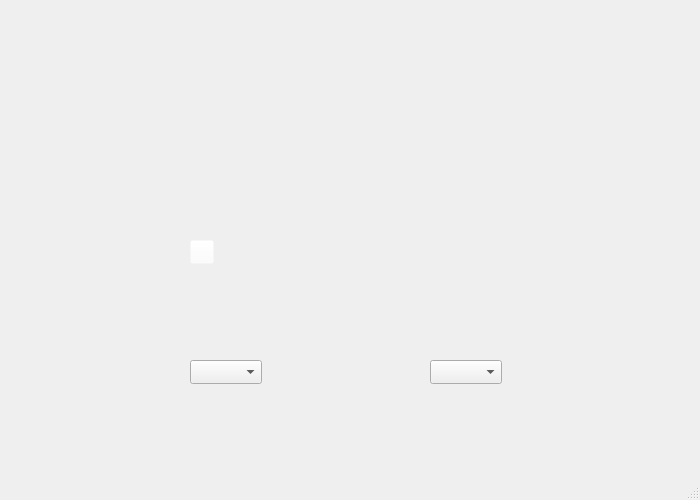
This is mainwindow.ui in libercoinx/schoolGuid as Qt 5 draws it before an edit. The edited form follows.
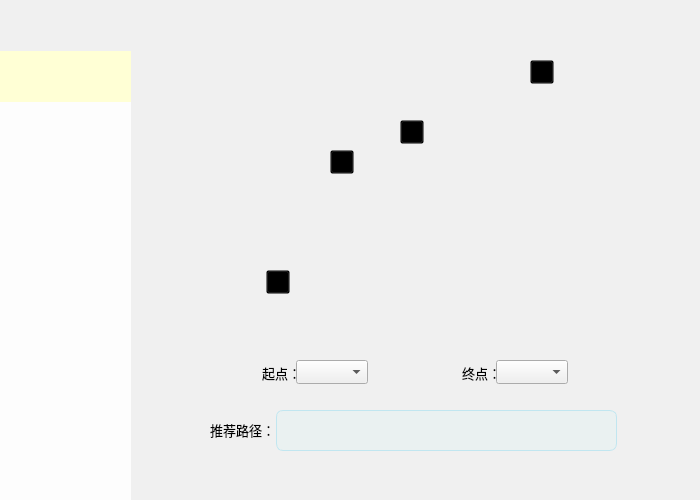
This is the edited form. Icons and pictures are not drawn.

What changed in the file:
```diff
--- a/mainwindow.ui
+++ b/mainwindow.ui
@@ -31,60 +31,318 @@
   <property name="windowTitle">
    <string>校园导览</string>
   </property>
+  <property name="styleSheet">
+   <string notr="true">background-color: rgb(240, 240, 240);</string>
+  </property>
   <widget class="QWidget" name="centralwidget">
-   <widget class="QLabel" name="map">
+   <widget class="QPushButton" name="homeButton">
     <property name="geometry">
      <rect>
-      <x>140</x>
-      <y>10</y>
-      <width>430</width>
-      <height>300</height>
+      <x>0</x>
+      <y>0</y>
+      <width>131</width>
+      <height>51</height>
      </rect>
     </property>
+    <property name="whatsThis">
+     <string>&lt;html&gt;&lt;head/&gt;&lt;body&gt;&lt;p&gt;&lt;img src=&quot;:/images/img/home.png&quot;/&gt;&lt;/p&gt;&lt;/body&gt;&lt;/html&gt;</string>
+    </property>
     <property name="styleSheet">
-     <string notr="true">image: url(:/images/img/map.png);</string>
+     <string notr="true">#homeButton{
+	border: none;
+	background-color: rgb(240, 240, 240);
+	image: url(:/images/img/home.png);
+	padding: 10px;
+}
+
+</string>
     </property>
     <property name="text">
      <string/>
     </property>
    </widget>
-   <widget class="QComboBox" name="combo_begin">
+   <widget class="QPushButton" name="setButton">
     <property name="geometry">
      <rect>
-      <x>190</x>
-      <y>360</y>
-      <width>72</width>
-      <height>24</height>
+      <x>0</x>
+      <y>51</y>
+      <width>131</width>
+      <height>51</height>
      </rect>
     </property>
+    <property name="styleSheet">
+     <string notr="true">border: none;
+background-color: rgb(255, 255, 213);
+image: url(:/images/img/set.png);
+padding: 10px;</string>
+    </property>
+    <property name="text">
+     <string/>
+    </property>
    </widget>
-   <widget class="QComboBox" name="combo_end">
+   <widget class="QWidget" name="widget_home" native="true">
     <property name="geometry">
      <rect>
-      <x>430</x>
-      <y>360</y>
-      <width>72</width>
-      <height>24</height>
+      <x>130</x>
+      <y>0</y>
+      <width>571</width>
+      <height>481</height>
      </rect>
     </property>
+    <property name="styleSheet">
+     <string notr="true"/>
+    </property>
+    <widget class="QLabel" name="text_2">
+     <property name="geometry">
+      <rect>
+       <x>332</x>
+       <y>365</y>
+       <width>41</width>
+       <height>16</height>
+      </rect>
+     </property>
+     <property name="font">
+      <font>
+       <pointsize>10</pointsize>
+      </font>
+     </property>
+     <property name="text">
+      <string>终点：</string>
+     </property>
+    </widget>
+    <widget class="QLabel" name="pathText">
+     <property name="geometry">
+      <rect>
+       <x>146</x>
+       <y>410</y>
+       <width>341</width>
+       <height>41</height>
+      </rect>
+     </property>
+     <property name="font">
+      <font>
+       <pointsize>10</pointsize>
+      </font>
+     </property>
+     <property name="styleSheet">
+      <string notr="true">#pathText{
+	background-color: rgba(221, 245, 245, 0.3);
+	border-style: solid;
+	border-radius: 7px;
+	border-width: 1px;
+	border-color: rgb(193, 230, 240);
+}</string>
+     </property>
+     <property name="text">
+      <string/>
+     </property>
+    </widget>
+    <widget class="QPushButton" name="site_4">
+     <property name="geometry">
+      <rect>
+       <x>120</x>
+       <y>140</y>
+       <width>24</width>
+       <height>24</height>
+      </rect>
+     </property>
+     <property name="cursor">
+      <cursorShape>PointingHandCursor</cursorShape>
+     </property>
+     <property name="styleSheet">
+      <string notr="true">image: url(:/images/img/position.png);
+background-color: transparent;</string>
+     </property>
+     <property name="text">
+      <string/>
+     </property>
+    </widget>
+    <widget class="QPushButton" name="map">
+     <property name="geometry">
+      <rect>
+       <x>76</x>
+       <y>30</y>
+       <width>430</width>
+       <height>294</height>
+      </rect>
+     </property>
+     <property name="styleSheet">
+      <string notr="true">image: url(:/images/img/map.png);
+border: none;</string>
+     </property>
+     <property name="text">
+      <string/>
+     </property>
+    </widget>
+    <widget class="QPushButton" name="site_1">
+     <property name="geometry">
+      <rect>
+       <x>270</x>
+       <y>120</y>
+       <width>24</width>
+       <height>24</height>
+      </rect>
+     </property>
+     <property name="cursor">
+      <cursorShape>PointingHandCursor</cursorShape>
+     </property>
+     <property name="styleSheet">
+      <string notr="true">image: url(:/images/img/position.png);
+background-color: transparent;</string>
+     </property>
+     <property name="text">
+      <string/>
+     </property>
+    </widget>
+    <widget class="QComboBox" name="combo_begin">
+     <property name="geometry">
+      <rect>
+       <x>166</x>
+       <y>360</y>
+       <width>72</width>
+       <height>24</height>
+      </rect>
+     </property>
+    </widget>
+    <widget class="QPushButton" name="site_3">
+     <property name="geometry">
+      <rect>
+       <x>200</x>
+       <y>150</y>
+       <width>24</width>
+       <height>24</height>
+      </rect>
+     </property>
+     <property name="cursor">
+      <cursorShape>PointingHandCursor</cursorShape>
+     </property>
+     <property name="styleSheet">
+      <string notr="true">image: url(:/images/img/position.png);
+background-color: transparent;</string>
+     </property>
+     <property name="text">
+      <string/>
+     </property>
+    </widget>
+    <widget class="QPushButton" name="site_2">
+     <property name="geometry">
+      <rect>
+       <x>400</x>
+       <y>60</y>
+       <width>24</width>
+       <height>24</height>
+      </rect>
+     </property>
+     <property name="cursor">
+      <cursorShape>PointingHandCursor</cursorShape>
+     </property>
+     <property name="styleSheet">
+      <string notr="true">image: url(:/images/img/position.png);
+background-color: transparent;</string>
+     </property>
+     <property name="text">
+      <string/>
+     </property>
+    </widget>
+    <widget class="QComboBox" name="combo_end">
+     <property name="geometry">
+      <rect>
+       <x>366</x>
+       <y>360</y>
+       <width>72</width>
+       <height>24</height>
+      </rect>
+     </property>
+    </widget>
+    <widget class="QLabel" name="text_3">
+     <property name="geometry">
+      <rect>
+       <x>80</x>
+       <y>420</y>
+       <width>71</width>
+       <height>20</height>
+      </rect>
+     </property>
+     <property name="font">
+      <font>
+       <pointsize>10</pointsize>
+      </font>
+     </property>
+     <property name="text">
+      <string>推荐路径：</string>
+     </property>
+    </widget>
+    <widget class="QLabel" name="text_1">
+     <property name="geometry">
+      <rect>
+       <x>132</x>
+       <y>365</y>
+       <width>41</width>
+       <height>16</height>
+      </rect>
+     </property>
+     <property name="font">
+      <font>
+       <pointsize>10</pointsize>
+      </font>
+     </property>
+     <property name="text">
+      <string>起点：</string>
+     </property>
+    </widget>
+    <widget class="QPushButton" name="site_0">
+     <property name="geometry">
+      <rect>
+       <x>136</x>
+       <y>270</y>
+       <width>24</width>
+       <height>24</height>
+      </rect>
+     </property>
+     <property name="cursor">
+      <cursorShape>PointingHandCursor</cursorShape>
+     </property>
+     <property name="styleSheet">
+      <string notr="true">image: url(:/images/img/position.png);
+background-color: transparent;</string>
+     </property>
+     <property name="text">
+      <string/>
+     </property>
+    </widget>
+    <zorder>text_2</zorder>
+    <zorder>site_4</zorder>
+    <zorder>map</zorder>
+    <zorder>site_1</zorder>
+    <zorder>site_3</zorder>
+    <zorder>site_2</zorder>
+    <zorder>text_3</zorder>
+    <zorder>text_1</zorder>
+    <zorder>site_0</zorder>
+    <zorder>combo_begin</zorder>
+    <zorder>combo_end</zorder>
+    <zorder>pathText</zorder>
    </widget>
-   <widget class="QPushButton" name="pushButton">
+   <widget class="QLabel" name="label">
     <property name="geometry">
      <rect>
-      <x>190</x>
-      <y>240</y>
-      <width>24</width>
-      <height>24</height>
+      <x>0</x>
+      <y>0</y>
+      <width>131</width>
+      <height>500</height>
      </rect>
     </property>
     <property name="styleSheet">
-     <string notr="true">image: url(:/images/img/position.png);
-background-color: rgba(255,255,255,0);</string>
+     <string notr="true">background-color: rgb(253, 253, 253);</string>
     </property>
     <property name="text">
      <string/>
     </property>
    </widget>
+   <zorder>widget_home</zorder>
+   <zorder>label</zorder>
+   <zorder>setButton</zorder>
+   <zorder>homeButton</zorder>
   </widget>
   <widget class="QMenuBar" name="menubar">
    <property name="geometry">
@@ -96,7 +354,6 @@
     </rect>
    </property>
   </widget>
-  <widget class="QStatusBar" name="statusbar"/>
  </widget>
  <resources/>
  <connections/>
```
